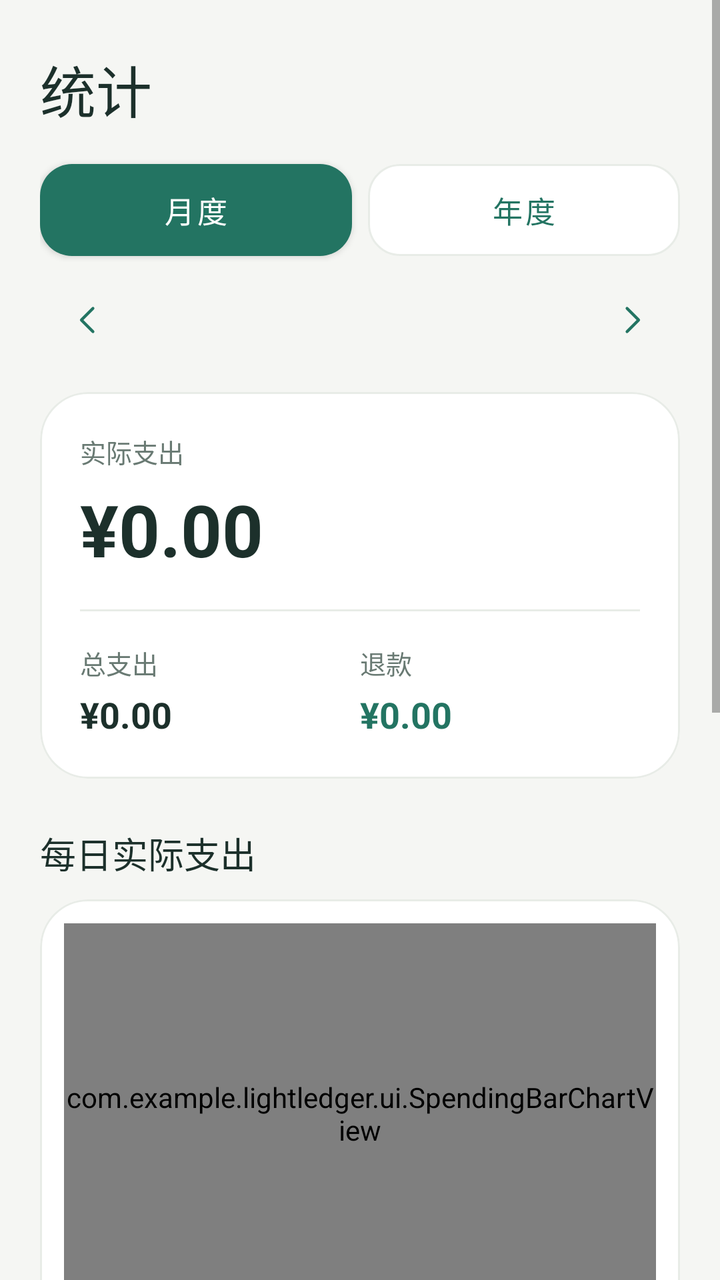
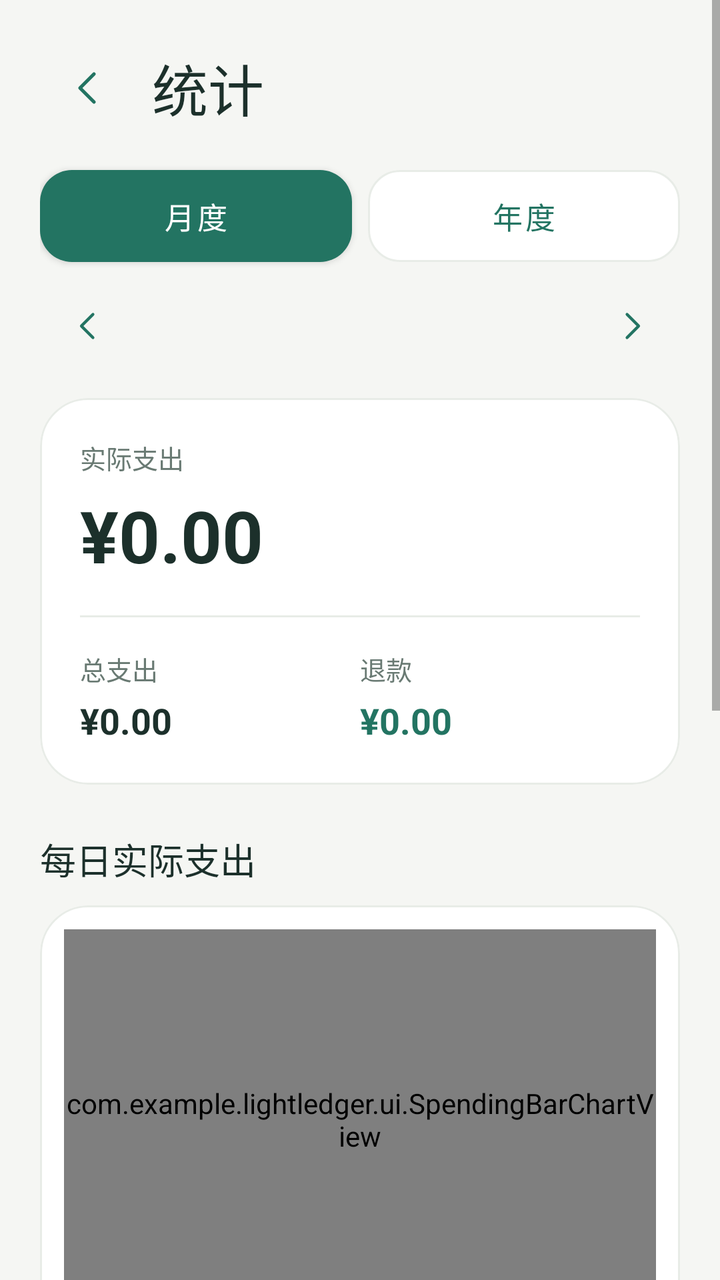

Before-and-after screenshots of an Android layout around one commit, followed by the original layout XML and the change that was made.
<!-- AndroidManifest.xml: application theme Theme.LightLedger -->
<!-- res/layout/fragment_statistics.xml -->
<?xml version="1.0" encoding="utf-8"?>
<ScrollView xmlns:android="http://schemas.android.com/apk/res/android" xmlns:app="http://schemas.android.com/apk/res-auto" android:layout_width="match_parent" android:layout_height="match_parent" android:background="?attr/ledgerBackground">
    <LinearLayout android:layout_width="match_parent" android:layout_height="wrap_content" android:orientation="vertical" android:padding="@dimen/ledger_page_gutter">
        <TextView style="@style/LedgerPageTitle" android:layout_width="match_parent" android:layout_height="wrap_content" android:layout_marginTop="4dp" android:layout_marginBottom="14dp" android:text="统计" />
        <LinearLayout android:layout_width="match_parent" android:layout_height="wrap_content" android:orientation="horizontal">
            <com.google.android.material.button.MaterialButton android:id="@+id/monthMode" style="@style/LedgerButton" android:layout_width="0dp" android:layout_height="wrap_content" android:layout_weight="1" android:text="月度" />
            <com.google.android.material.button.MaterialButton android:id="@+id/yearMode" style="@style/LedgerOutlineButton" android:layout_width="0dp" android:layout_height="wrap_content" android:layout_marginStart="8dp" android:layout_weight="1" android:text="年度" />
        </LinearLayout>
        <LinearLayout android:layout_width="match_parent" android:layout_height="wrap_content" android:layout_marginTop="5dp" android:layout_marginBottom="12dp" android:gravity="center_vertical" android:orientation="horizontal">
            <com.google.android.material.button.MaterialButton android:id="@+id/previousPeriod" style="@style/LedgerTextButton" android:layout_width="48dp" android:layout_height="48dp" android:contentDescription="上一期" android:padding="0dp" android:minWidth="0dp" app:icon="@drawable/ic_arrow_left" app:iconPadding="0dp" app:iconGravity="textStart" app:iconSize="20dp" />
            <TextView android:id="@+id/periodLabel" android:minHeight="48dp" android:clickable="true" android:focusable="true" android:background="?attr/selectableItemBackground" android:contentDescription="选择年份和月份" style="@style/LedgerSectionTitle" android:layout_width="0dp" android:layout_height="wrap_content" android:layout_weight="1" android:gravity="center" />
            <com.google.android.material.button.MaterialButton android:id="@+id/nextPeriod" style="@style/LedgerTextButton" android:layout_width="48dp" android:layout_height="48dp" android:contentDescription="下一期" android:padding="0dp" android:minWidth="0dp" app:icon="@drawable/ic_arrow" app:iconPadding="0dp" app:iconGravity="textStart" app:iconSize="20dp" />
        </LinearLayout>
        <com.google.android.material.card.MaterialCardView style="@style/LedgerCard" android:layout_width="match_parent" android:layout_height="wrap_content">
            <LinearLayout android:layout_width="match_parent" android:layout_height="wrap_content" android:orientation="vertical" android:padding="20dp">
                <TextView style="@style/LedgerCaption" android:layout_width="match_parent" android:layout_height="wrap_content" android:text="实际支出" />
                <TextView android:id="@+id/netExpense" android:layout_width="match_parent" android:layout_height="wrap_content" android:layout_marginTop="5dp" android:text="¥0.00" android:textColor="?attr/colorOnSurface" android:textSize="36sp" app:autoSizeTextType="uniform" app:autoSizeMinTextSize="22sp" app:autoSizeMaxTextSize="36sp" android:maxLines="1" android:textStyle="bold" />
                <View android:layout_width="match_parent" android:layout_height="1dp" android:layout_marginVertical="16dp" android:background="?attr/ledgerBorder" />
                <LinearLayout android:layout_width="match_parent" android:layout_height="wrap_content" android:orientation="horizontal">
                    <LinearLayout android:layout_width="0dp" android:layout_height="wrap_content" android:layout_weight="1" android:orientation="vertical">
                        <TextView style="@style/LedgerCaption" android:layout_width="match_parent" android:layout_height="wrap_content" android:text="总支出" />
                        <TextView android:id="@+id/expense" android:layout_width="match_parent" android:layout_height="wrap_content" android:layout_marginTop="4dp" android:text="¥0.00" android:textColor="?attr/colorOnSurface" android:textSize="18sp" android:textStyle="bold" />
                    </LinearLayout>
                    <LinearLayout android:layout_width="0dp" android:layout_height="wrap_content" android:layout_weight="1" android:orientation="vertical">
                        <TextView style="@style/LedgerCaption" android:layout_width="match_parent" android:layout_height="wrap_content" android:text="退款" />
                        <TextView android:id="@+id/refund" android:layout_width="match_parent" android:layout_height="wrap_content" android:layout_marginTop="4dp" android:text="¥0.00" android:textColor="?attr/colorPrimary" android:textSize="18sp" android:textStyle="bold" />
                    </LinearLayout>
                </LinearLayout>
                <TextView android:id="@+id/averageLabel" style="@style/LedgerCaption" android:layout_width="match_parent" android:layout_height="wrap_content" android:layout_marginTop="16dp" android:text="月均实际支出" android:visibility="gone" />
                <TextView android:id="@+id/average" android:layout_width="match_parent" android:layout_height="wrap_content" android:text="¥0.00" android:textColor="?attr/colorOnSurface" android:textSize="18sp" android:visibility="gone" />
            </LinearLayout>
        </com.google.android.material.card.MaterialCardView>
        <TextView android:id="@+id/trendLabel" style="@style/LedgerSectionTitle" android:layout_width="match_parent" android:layout_height="wrap_content" android:layout_marginTop="24dp" android:layout_marginBottom="10dp" android:text="每日实际支出" />
        <com.google.android.material.card.MaterialCardView style="@style/LedgerCard" android:layout_width="match_parent" android:layout_height="wrap_content">
            <com.example.lightledger.ui.SpendingBarChartView android:id="@+id/spendingChart" android:layout_width="match_parent" android:layout_height="190dp" android:layout_margin="12dp" />
        </com.google.android.material.card.MaterialCardView>
        <TextView style="@style/LedgerSectionTitle" android:layout_width="match_parent" android:layout_height="wrap_content" android:layout_marginTop="24dp" android:layout_marginBottom="10dp" android:text="分类支出" />
        <com.google.android.material.card.MaterialCardView style="@style/LedgerCard" android:layout_width="match_parent" android:layout_height="wrap_content">
            <LinearLayout android:id="@+id/categoryContainer" android:layout_width="match_parent" android:layout_height="wrap_content" android:orientation="vertical" android:padding="16dp">
                <com.example.lightledger.ui.CategoryDonutView android:id="@+id/categoryDonut" android:layout_width="match_parent" android:layout_height="250dp" />
                <TextView style="@style/LedgerCaption" android:layout_width="match_parent" android:layout_height="wrap_content" android:gravity="center" android:text="点击圆环或分类查看明细 · 未扣退款" />
                <LinearLayout android:id="@+id/categoryLegend" android:layout_width="match_parent" android:layout_height="wrap_content" android:layout_marginTop="12dp" android:orientation="vertical" />
            </LinearLayout>
        </com.google.android.material.card.MaterialCardView>
        <TextView style="@style/LedgerSectionTitle" android:layout_width="match_parent" android:layout_height="wrap_content" android:layout_marginTop="24dp" android:layout_marginBottom="10dp" android:text="支付方式" />
        <com.google.android.material.card.MaterialCardView style="@style/LedgerCard" android:layout_width="match_parent" android:layout_height="wrap_content">
            <LinearLayout android:id="@+id/paymentContainer" android:layout_width="match_parent" android:layout_height="wrap_content" android:orientation="vertical" android:padding="16dp" />
        </com.google.android.material.card.MaterialCardView>
    </LinearLayout>
</ScrollView>
<!-- resources referenced by this layout -->
<resources>
  <dimen name="ledger_page_gutter">20dp</dimen>
  <!-- drawable ic_arrow (drawable) -->
  <vector xmlns:android="http://schemas.android.com/apk/res/android" android:width="24dp" android:height="24dp" android:viewportWidth="24" android:viewportHeight="24"><path android:pathData="M9,5 L16,12 L9,19" android:fillColor="@android:color/transparent" android:strokeColor="?attr/colorPrimary" android:strokeWidth="1.7" android:strokeLineCap="round" android:strokeLineJoin="round"/></vector>
  <!-- drawable ic_arrow_left (drawable) -->
  <vector xmlns:android="http://schemas.android.com/apk/res/android" android:width="24dp" android:height="24dp" android:viewportWidth="24" android:viewportHeight="24"><path android:pathData="M15,5 L8,12 L15,19" android:fillColor="@android:color/transparent" android:strokeColor="?attr/colorPrimary" android:strokeWidth="1.7" android:strokeLineCap="round" android:strokeLineJoin="round"/></vector>
  <style name="LedgerButton" parent="Widget.MaterialComponents.Button">
          <item name="cornerRadius">16dp</item><item name="android:minHeight">52dp</item><item name="android:textAllCaps">false</item>
          <item name="android:textSize">15sp</item><item name="android:fontFamily">sans-serif-medium</item><item name="android:paddingHorizontal">16dp</item>
          <item name="android:insetTop">3dp</item><item name="android:insetBottom">3dp</item>
      </style>
  <style name="LedgerCaption"><item name="android:textColor">?attr/ledgerMuted</item><item name="android:textSize">13sp</item><item name="android:lineSpacingExtra">3dp</item></style>
  <style name="LedgerCard" parent="Widget.MaterialComponents.CardView">
          <item name="cardCornerRadius">24dp</item><item name="cardElevation">0dp</item><item name="cardBackgroundColor">@color/white</item>
          <item name="strokeColor">?attr/ledgerBorder</item><item name="strokeWidth">1dp</item>
      </style>
  <style name="LedgerPageTitle"><item name="android:textColor">?attr/colorOnSurface</item><item name="android:textSize">28sp</item><item name="android:fontFamily">sans-serif-medium</item></style>
  <style name="LedgerSectionTitle"><item name="android:textColor">?attr/colorOnSurface</item><item name="android:textSize">18sp</item><item name="android:fontFamily">sans-serif-medium</item></style>
  <style name="LedgerTextButton" parent="Widget.MaterialComponents.Button.TextButton">
          <item name="android:minHeight">48dp</item><item name="android:textAllCaps">false</item><item name="android:textSize">14sp</item><item name="cornerRadius">12dp</item>
      </style>
  <color name="white">#FFFFFF</color>
  <color name="ledger_teal">#237462</color>
  <color name="ledger_teal_dark">#184D40</color>
  <color name="ledger_ink">#1C302B</color>
  <color name="ledger_background">#F5F6F3</color>
  <color name="ledger_teal_soft">#E5F1EA</color>
  <color name="ledger_muted">#697A73</color>
  <color name="ledger_border">#E8ECE7</color>
  <style name="LedgerWindowAnimation" parent="android:style/Animation.Activity">
          <item name="android:activityOpenEnterAnimation">@null</item>
          <item name="android:activityOpenExitAnimation">@null</item>
          <item name="android:activityCloseEnterAnimation">@null</item>
          <item name="android:activityCloseExitAnimation">@null</item>
      </style>
  <style name="LedgerInput" parent="Widget.MaterialComponents.TextInputLayout.OutlinedBox">
          <item name="boxCornerRadiusTopStart">14dp</item><item name="boxCornerRadiusTopEnd">14dp</item><item name="boxCornerRadiusBottomStart">14dp</item><item name="boxCornerRadiusBottomEnd">14dp</item>
          <item name="boxBackgroundColor">@color/white</item><item name="boxStrokeColor">?attr/colorPrimary</item>
      </style>
  <!-- unchanged entries left out for length: 2 -->
</resources>

<!-- the commit's change to res/layout/fragment_statistics.xml (unified diff, before → after) -->
@@ -1,7 +1,10 @@
 <?xml version="1.0" encoding="utf-8"?>
 <ScrollView xmlns:android="http://schemas.android.com/apk/res/android" xmlns:app="http://schemas.android.com/apk/res-auto" android:layout_width="match_parent" android:layout_height="match_parent" android:background="?attr/ledgerBackground">
     <LinearLayout android:layout_width="match_parent" android:layout_height="wrap_content" android:orientation="vertical" android:padding="@dimen/ledger_page_gutter">
-        <TextView style="@style/LedgerPageTitle" android:layout_width="match_parent" android:layout_height="wrap_content" android:layout_marginTop="4dp" android:layout_marginBottom="14dp" android:text="统计" />
+        <LinearLayout android:layout_width="match_parent" android:layout_height="wrap_content" android:gravity="center_vertical" android:layout_marginBottom="14dp">
+            <com.google.android.material.button.MaterialButton android:id="@+id/statisticsBack" style="@style/LedgerTextButton" android:layout_width="48dp" android:layout_height="48dp" android:contentDescription="返回首页" android:padding="0dp" android:minWidth="0dp" app:icon="@drawable/ic_arrow_left" app:iconPadding="0dp" app:iconGravity="textStart" app:iconSize="24dp" />
+            <TextView style="@style/LedgerPageTitle" android:layout_width="0dp" android:layout_height="wrap_content" android:layout_weight="1" android:layout_marginStart="8dp" android:text="统计" />
+        </LinearLayout>
         <LinearLayout android:layout_width="match_parent" android:layout_height="wrap_content" android:orientation="horizontal">
             <com.google.android.material.button.MaterialButton android:id="@+id/monthMode" style="@style/LedgerButton" android:layout_width="0dp" android:layout_height="wrap_content" android:layout_weight="1" android:text="月度" />
             <com.google.android.material.button.MaterialButton android:id="@+id/yearMode" style="@style/LedgerOutlineButton" android:layout_width="0dp" android:layout_height="wrap_content" android:layout_marginStart="8dp" android:layout_weight="1" android:text="年度" />
